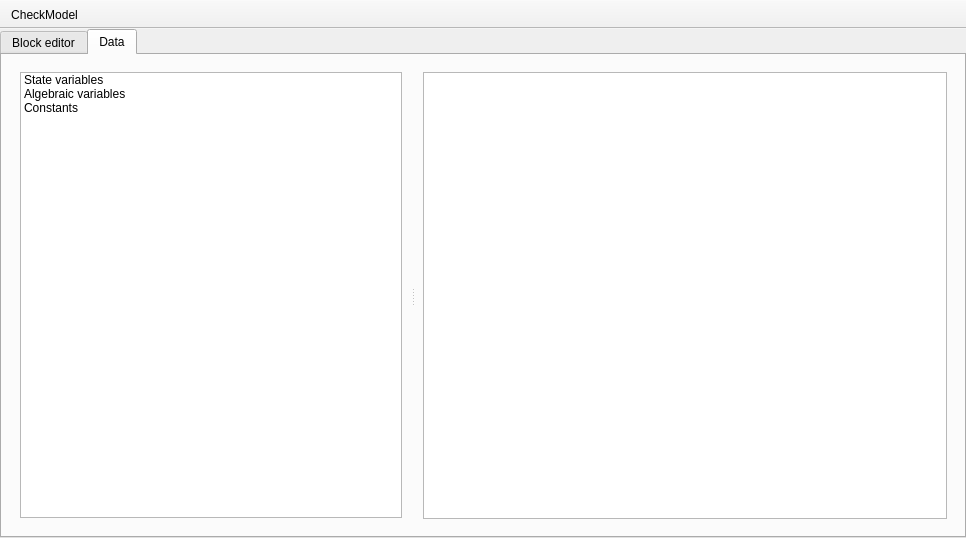
Above: src/VeraGrid/Gui/Diagrams/Editors/RmsModelEditor/rms_model_editor.ui from JordiBejarUPC/veragrid-hvdc-bipolar-pfc before the change. Below: the same form after it.
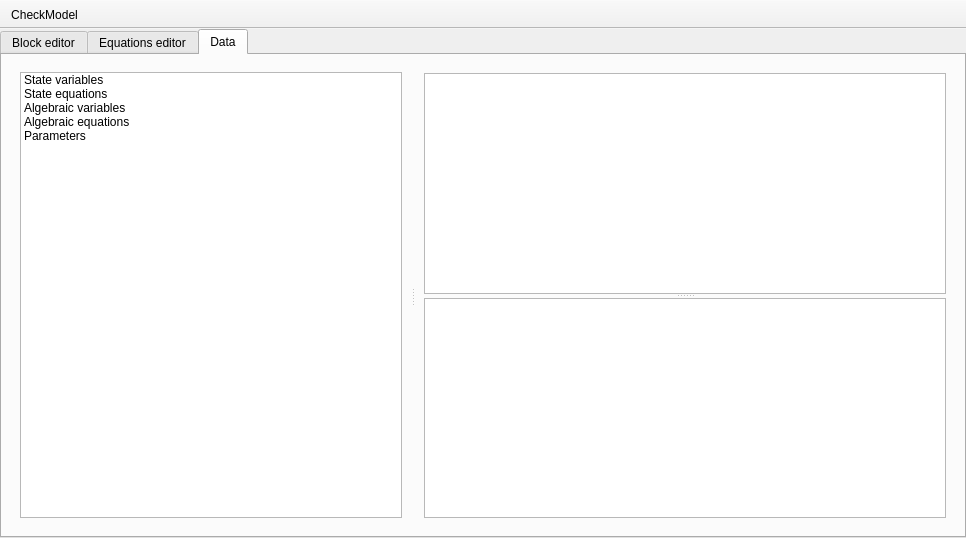
That is the form after the change. The open tabs and pages were chosen to show the change.

Diff of the .ui file:
```diff
--- a/src/VeraGrid/Gui/Diagrams/Editors/RmsModelEditor/rms_model_editor.ui
+++ b/src/VeraGrid/Gui/Diagrams/Editors/RmsModelEditor/rms_model_editor.ui
@@ -42,6 +42,16 @@
         </item>
        </layout>
       </widget>
+      <widget class="QWidget" name="tab_edit">
+       <attribute name="title">
+        <string>Equations editor</string>
+       </attribute>
+       <layout class="QHBoxLayout" name="horizontalLayout_2">
+        <item>
+         <layout class="QHBoxLayout" name="equations_editor_layout"/>
+        </item>
+       </layout>
+      </widget>
       <widget class="QWidget" name="tab_2">
        <attribute name="title">
         <string>Data</string>
@@ -75,15 +85,70 @@
                <property name="text">
                 <string>State variables</string>
                </property>
+               <property name="foreground">
+                <brush brushstyle="NoBrush">
+                 <color alpha="255">
+                  <red>64</red>
+                  <green>191</green>
+                  <blue>83</blue>
+                 </color>
+                </brush>
+               </property>
+              </item>
+              <item>
+               <property name="text">
+                <string>State equations</string>
+               </property>
+               <property name="foreground">
+                <brush brushstyle="NoBrush">
+                 <color alpha="255">
+                  <red>64</red>
+                  <green>191</green>
+                  <blue>83</blue>
+                 </color>
+                </brush>
+               </property>
               </item>
               <item>
                <property name="text">
                 <string>Algebraic variables</string>
                </property>
+               <property name="foreground">
+                <brush brushstyle="NoBrush">
+                 <color alpha="255">
+                  <red>26</red>
+                  <green>95</green>
+                  <blue>180</blue>
+                 </color>
+                </brush>
+               </property>
               </item>
               <item>
                <property name="text">
-                <string>Constants</string>
+                <string>Algebraic equations</string>
+               </property>
+               <property name="foreground">
+                <brush brushstyle="NoBrush">
+                 <color alpha="255">
+                  <red>26</red>
+                  <green>95</green>
+                  <blue>180</blue>
+                 </color>
+                </brush>
+               </property>
+              </item>
+              <item>
+               <property name="text">
+                <string>Parameters</string>
+               </property>
+               <property name="foreground">
+                <brush brushstyle="NoBrush">
+                 <color alpha="255">
+                  <red>255</red>
+                  <green>120</green>
+                  <blue>0</blue>
+                 </color>
+                </brush>
                </property>
               </item>
              </widget>
@@ -98,20 +163,14 @@
             <enum>QFrame::Shadow::Raised</enum>
            </property>
            <layout class="QHBoxLayout" name="horizontalLayout">
-            <property name="leftMargin">
-             <number>8</number>
-            </property>
-            <property name="topMargin">
-             <number>8</number>
-            </property>
-            <property name="rightMargin">
-             <number>8</number>
-            </property>
-            <property name="bottomMargin">
-             <number>8</number>
-            </property>
             <item>
-             <widget class="QTableView" name="datatableView"/>
+             <widget class="QSplitter" name="splitter">
+              <property name="orientation">
+               <enum>Qt::Orientation::Vertical</enum>
+              </property>
+              <widget class="QTableView" name="tableView_variables_and_params"/>
+              <widget class="QTableView" name="tableView_equations"/>
+             </widget>
             </item>
            </layout>
           </widget>
```
Left out of the diff: 2 changed lines with no effect on the pictures.
